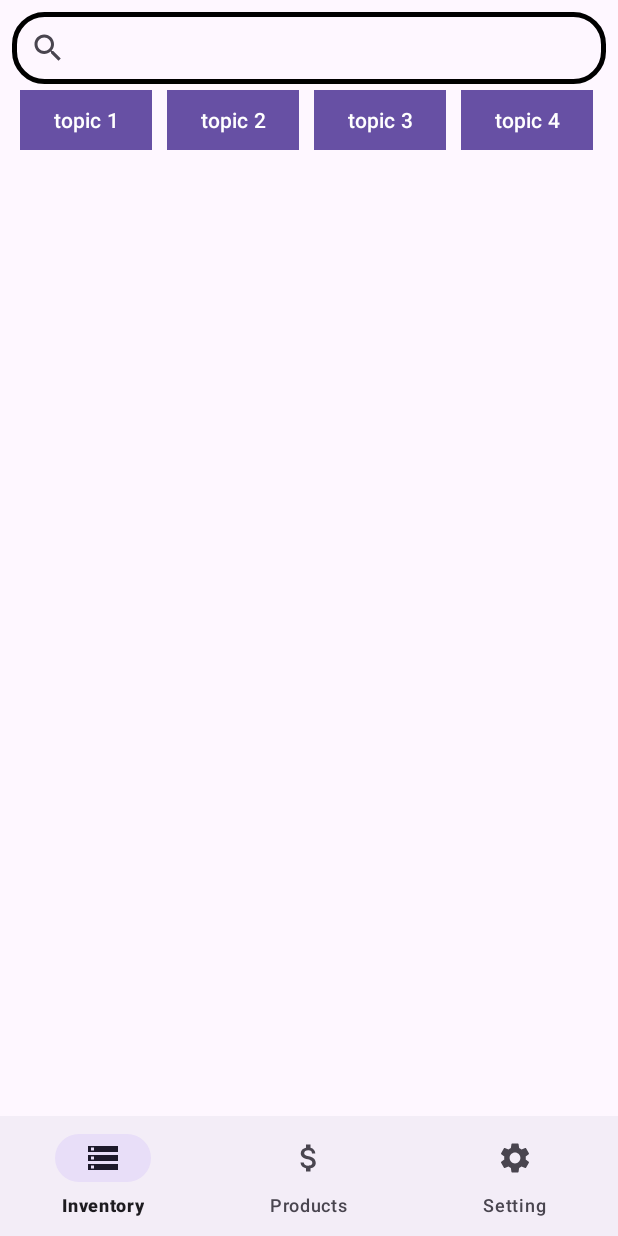
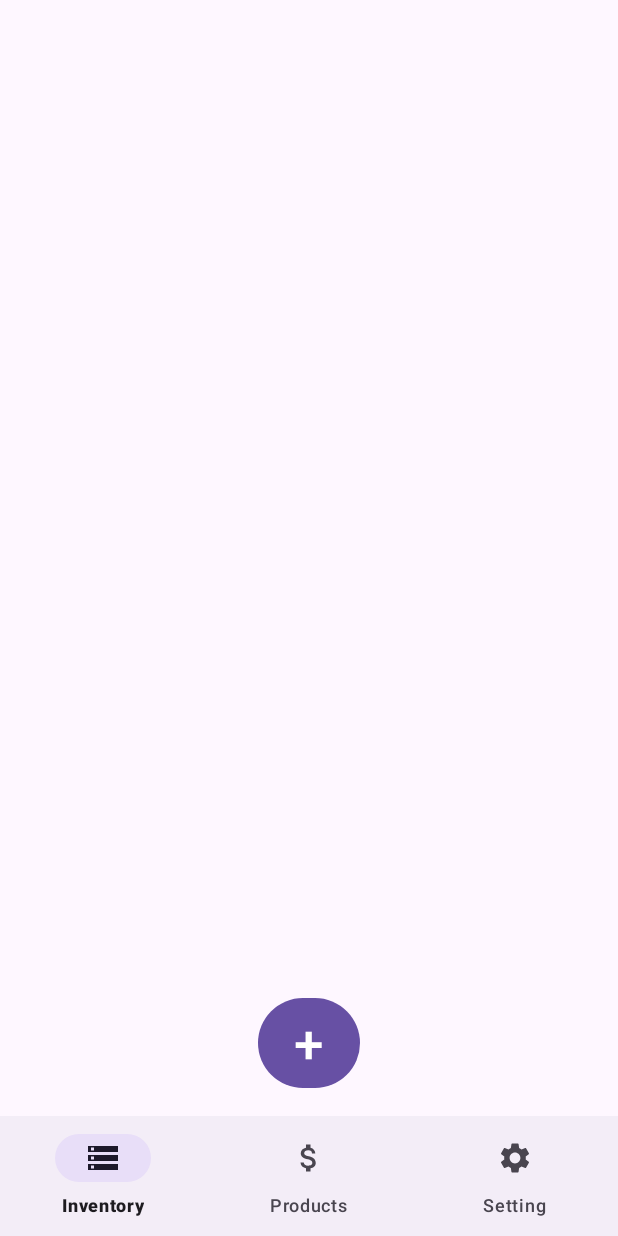
Before and after one commit to HilaAssia/ProjBagrut, an Android app: the fragment ForSaleFragment placed in its activity, on a phone screen of 412 x 824 dp. Run offline under Robolectric (Android 15) with nearby library versions, the phone set to English and light mode, and no system bars.

Commit message:
Initial Commit

```diff
--- a/app/src/main/AndroidManifest.xml
+++ b/app/src/main/AndroidManifest.xml
@@ -15,6 +15,9 @@
         android:supportsRtl="true"
         android:theme="@style/Theme.BagrutProject"
         tools:targetApi="31">
+        <activity
+            android:name=".AddProductActivity"
+            android:exported="false" />
         <activity
             android:name=".EditNote"
             android:exported="false" />
--- a/app/src/main/java/com/example/bagrutproject/ForSaleFragment.java
+++ b/app/src/main/java/com/example/bagrutproject/ForSaleFragment.java
@@ -1,5 +1,6 @@
 package com.example.bagrutproject;
 
+import android.content.Intent;
 import android.os.Bundle;
 
 import androidx.fragment.app.Fragment;
@@ -7,6 +8,7 @@ import androidx.fragment.app.Fragment;
 import android.view.LayoutInflater;
 import android.view.View;
 import android.view.ViewGroup;
+import android.widget.Button;
 
 /**
  * A simple {@link Fragment} subclass.
@@ -58,7 +60,18 @@ public class ForSaleFragment extends Fragment {
     @Override
     public View onCreateView(LayoutInflater inflater, ViewGroup container,
                              Bundle savedInstanceState) {
+        View view = inflater.inflate(R.layout.fragment_for_sale, container, false);
+        Button add = (Button) view.findViewById(R.id.btnAdd);
+        add.setOnClickListener(new View.OnClickListener() {
+            @Override
+            public void onClick(View v) {
+                Intent intent = new Intent( ForSaleFragment.this.getContext(), AddProductActivity.class);
+                startActivity(intent);
+            }
+        });
+        return view;
         // Inflate the layout for this fragment
-        return inflater.inflate(R.layout.fragment_for_sale, container, false);
+        //return inflater.inflate(R.layout.fragment_for_sale, container, false);
     }
+
 }
--- a/app/src/main/java/com/example/bagrutproject/HomeActivity.java
+++ b/app/src/main/java/com/example/bagrutproject/HomeActivity.java
@@ -6,14 +6,17 @@ import androidx.fragment.app.FragmentManager;
 import androidx.fragment.app.FragmentTransaction;
 
 import android.annotation.SuppressLint;
+import android.content.Intent;
 import android.os.Bundle;
+import android.view.View;
+import android.widget.Button;
 
 import com.example.bagrutproject.databinding.ActivityHomeBinding;
 
 public class HomeActivity extends AppCompatActivity {
 
     ActivityHomeBinding binding;
-
+    View view;
     @SuppressLint("NonConstantResourceId")
     @Override
     protected void onCreate(Bundle savedInstanceState) {
@@ -35,6 +38,7 @@ public class HomeActivity extends AppCompatActivity {
                     break;
             }
         });
+
     }
     private void replaceFragment(Fragment fragment){
         FragmentManager fragmentManager=getSupportFragmentManager();
@@ -42,4 +46,5 @@ public class HomeActivity extends AppCompatActivity {
         fragmentTransaction.replace(R.id.frameLayout,fragment);
         fragmentTransaction.commit();
     }
+
 }
--- a/app/src/main/java/com/example/bagrutproject/LogInActivity.java
+++ b/app/src/main/java/com/example/bagrutproject/LogInActivity.java
@@ -12,6 +12,7 @@ import android.widget.EditText;
 import android.widget.TextView;
 import android.widget.Toast;
 
+import com.google.firebase.auth.FirebaseAuth;
 import com.google.firebase.auth.FirebaseUser;
 
 public class LogInActivity extends AppCompatActivity implements FBAuthHelper.FBReply {
@@ -28,6 +29,11 @@ public class LogInActivity extends AppCompatActivity implements FBAuthHelper.FBR
     protected void onCreate(Bundle savedInstanceState) {
         super.onCreate(savedInstanceState);
         setContentView(R.layout.activity_log_in);
+
+        if(FirebaseAuth.getInstance().getCurrentUser() !=null){
+            Intent intent=new Intent(LogInActivity.this, HomeActivity.class);
+            startActivity(intent);
+        }
 
         fbAuthHelper = new FBAuthHelper(this, this);
         email = findViewById(R.id.email);
--- a/app/src/main/res/layout/fragment_for_sale.xml
+++ b/app/src/main/res/layout/fragment_for_sale.xml
@@ -13,84 +13,22 @@
         android:layout_height="match_parent"
         android:orientation="vertical">
 
-        <androidx.appcompat.widget.SearchView
-            android:id="@+id/search_bar"
-            android:layout_width="match_parent"
-            android:layout_height="wrap_content"
-            android:background="@drawable/custom_search_bar"
-            android:layout_marginStart="8dp"
-            android:layout_marginTop="8dp"
-            android:layout_marginEnd="8dp"
-            android:text="search"/>
-
-        <LinearLayout
-            android:layout_width="match_parent"
-            android:layout_height="wrap_content"
-            android:orientation="horizontal">
-
-            <TextView
-                android:layout_width="wrap_content"
-                android:layout_height="match_parent"
-                android:text="    "/>
-
-            <Button
-                android:layout_width="wrap_content"
-                android:layout_height="match_parent"
-                android:text="topic 1"
-                app:cornerRadius="0dp"
-                android:padding="2dp" />
-
-            <TextView
-                android:layout_width="wrap_content"
-                android:layout_height="match_parent"
-                android:text="   "/>
-
-            <Button
-                android:layout_width="wrap_content"
-                android:layout_height="match_parent"
-                android:text="topic 2"
-                app:cornerRadius="0dp"
-                android:padding="2dp"/>
-
-            <TextView
-                android:layout_width="wrap_content"
-                android:layout_height="match_parent"
-                android:text="   "/>
-
-            <Button
-                android:layout_width="wrap_content"
-                android:layout_height="match_parent"
-                android:text="topic 3"
-                app:cornerRadius="0dp"
-                android:padding="2dp"/>
-
-            <TextView
-                android:layout_width="wrap_content"
-                android:layout_height="match_parent"
-                android:text="   "/>
-
-            <Button
-                android:layout_width="wrap_content"
-                android:layout_height="match_parent"
-                android:padding="2dp"
-                android:text="topic 4"
-                app:cornerRadius="0dp" />
-
-            <TextView
-                android:layout_width="wrap_content"
-                android:layout_height="match_parent"
-                android:text="   "/>
-
-        </LinearLayout>
-
-
         <androidx.recyclerview.widget.RecyclerView
             android:layout_width="match_parent"
-            android:layout_height="match_parent"
+            android:layout_height="653dp"
             android:layout_marginStart="8dp"
             android:layout_marginTop="8dp"
             android:layout_marginEnd="8dp" />
 
+        <Button
+            android:id="@+id/btnAdd"
+            android:layout_width="68dp"
+            android:layout_height="68dp"
+            android:layout_gravity="center_horizontal"
+            android:text="+"
+            android:textSize="35dp"/>
+
     </LinearLayout>
 
+
 </FrameLayout>
--- a/app/src/main/res/layout/fragment_inventory.xml
+++ b/app/src/main/res/layout/fragment_inventory.xml
@@ -50,6 +50,7 @@
             tools:layout_editor_absoluteY="378dp"
             tools:ignore="MissingConstraints">
 
+            /**
             <LinearLayout
                 android:layout_width="match_parent"
                 android:layout_height="wrap_content"
--- a/app/src/main/res/values/profile_icon_background.xml
+++ b/app/src/main/res/values/profile_icon_background.xml
@@ -1,4 +1,4 @@
 <?xml version="1.0" encoding="utf-8"?>
 <resources>
-    <color name="profile_icon_background">#00CDBA</color>
+    <color name="profile_icon_background">@color/white</color>
 </resources>
```
Also changed, not shown: app/src/main/java/com/example/bagrutproject/AddProductActivity.java (added, +65 -0 lines), app/src/main/java/com/example/bagrutproject/FireStoreHelper.java (+5 -5 lines), app/src/main/java/com/example/bagrutproject/Product.java (+24 -2 lines), app/src/main/res/layout/activity_add_product.xml (added, +97 -0 lines), app/src/main/res/layout/activity_set_profile.xml (+0 -42 lines).
